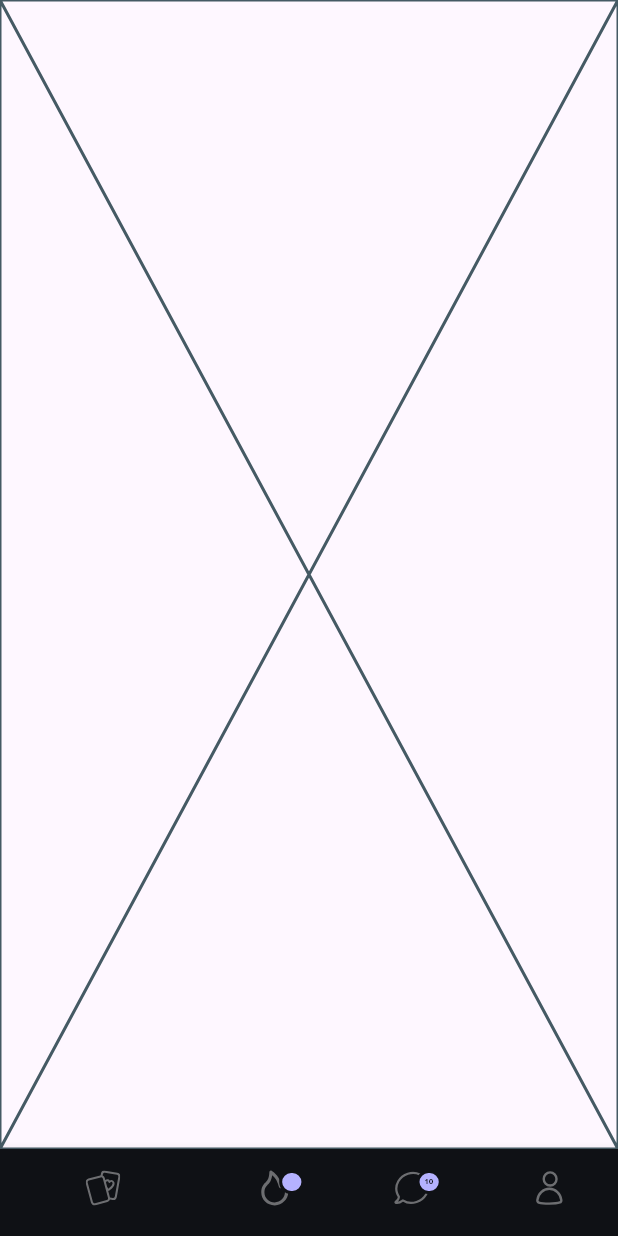
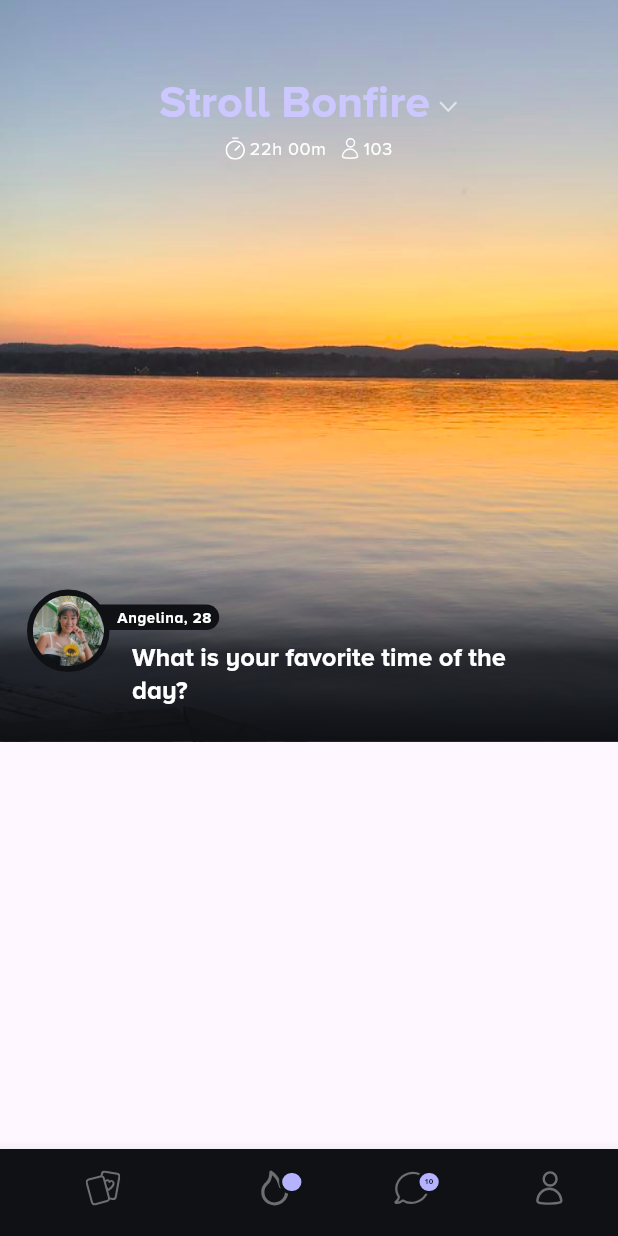
Before and after one commit to Morizuq/stroll, a Flutter app: the screen it shows after launch, on a phone screen of 412 x 824 dp. Run offline on Flutter 3.47's test engine with Material 3 defaults, Android fonts, the phone set to English and light mode, and no system bars; our stand-ins replace flutter_svg.

Commit message:
Implement StrollDetails screen with header and user tile; add pastelPurple color

```diff
--- a/lib/screens/stroll_details.dart
+++ b/lib/screens/stroll_details.dart
@@ -1,10 +1,21 @@
 import 'package:flutter/material.dart';
+import 'package:stroll/screens/widgets/header/header.dart';
 
 class StrollDetails extends StatelessWidget {
   const StrollDetails({super.key});
 
   @override
   Widget build(BuildContext context) {
-    return const Placeholder();
+    return Scaffold(
+      body: SingleChildScrollView(
+          child: Column(
+        children: [
+          // Header
+          DetailsHeader(),
+          // Content
+          Container()
+        ],
+      )),
+    );
   }
 }
--- /dev/null
+++ b/lib/screens/widgets/header/header.dart
@@ -0,0 +1,85 @@
+import 'package:flutter/material.dart';
+import 'package:flutter_svg/svg.dart';
+import 'package:stroll/screens/widgets/header/user_tile.dart';
+import 'package:stroll/theme/app_colors.dart';
+
+class DetailsHeader extends StatelessWidget {
+  const DetailsHeader({super.key});
+
+  @override
+  Widget build(BuildContext context) {
+    final theme = Theme.of(context);
+
+    final screenHeight = MediaQuery.of(context).size.height;
+    return Container(
+      height: screenHeight * 0.6,
+      decoration: BoxDecoration(
+        image: DecorationImage(
+            image: AssetImage('assets/images/img_bg.png'),
+            fit: BoxFit.cover,
+            alignment: Alignment.center),
+      ),
+      child: Column(
+        crossAxisAlignment: CrossAxisAlignment.stretch,
+        mainAxisAlignment: MainAxisAlignment.spaceBetween,
+        children: [
+          // Stroll Header and Subheading
+          Column(
+            children: [
+              SizedBox(height: 50),
+              _strollHeader(theme),
+              SizedBox(height: 3),
+              Row(
+                mainAxisAlignment: MainAxisAlignment.center,
+                children: [
+                  _headerSubHeading('timer', '22h 00m', theme),
+                  SizedBox(width: 10),
+                  _headerSubHeading('person', '103', theme)
+                ],
+              ),
+            ],
+          ),
+          // User Details Tile
+          UserTile(),
+        ],
+      ),
+    );
+  }
+}
+
+Widget _strollHeader(ThemeData theme) {
+  return Row(
+    mainAxisAlignment: MainAxisAlignment.center,
+    crossAxisAlignment: CrossAxisAlignment.center,
+    children: [
+      Text(
+        'Stroll Bonfire',
+        style: theme.textTheme.titleLarge?.copyWith(
+            fontSize: 30,
+            color: AppColors.pastelPurple,
+            fontWeight: FontWeight.bold),
+      ),
+      SizedBox(width: 5),
+      Padding(
+        padding: const EdgeInsets.only(top: 5.0),
+        child: SvgPicture.asset(
+          'assets/icons/ic_arrow_down.svg',
+          colorFilter:
+              ColorFilter.mode(Colors.white.withAlpha(150), BlendMode.srcIn),
+        ),
+      ),
+    ],
+  );
+}
+
+Widget _headerSubHeading(String icon, String label, ThemeData theme) {
+  return Row(
+    children: [
+      SvgPicture.asset('assets/icons/ic_$icon.svg'),
+      SizedBox(width: 3),
+      Text(label,
+          style: theme.textTheme.bodySmall
+              ?.copyWith(color: theme.colorScheme.onPrimary))
+    ],
+  );
+}
--- /dev/null
+++ b/lib/screens/widgets/header/user_tile.dart
@@ -0,0 +1,96 @@
+import 'package:flutter/material.dart';
+import 'package:stroll/theme/app_colors.dart';
+
+class UserTile extends StatelessWidget {
+  const UserTile({super.key});
+
+  @override
+  Widget build(BuildContext context) {
+    final theme = Theme.of(context);
+    final width = MediaQuery.sizeOf(context).width;
+    final height = MediaQuery.sizeOf(context).height;
+    return Container(
+      height: height * 0.14,
+      width: width,
+      padding: const EdgeInsets.fromLTRB(18, 14, 18, 0),
+      decoration: BoxDecoration(
+          gradient: LinearGradient(
+        begin: Alignment.topCenter,
+        end: Alignment.bottomCenter,
+        stops: const [0.0, 0.3, 0.5, 0.7, 1.0],
+        colors: [
+          AppColors.darkerGrey.withAlpha(10),
+          AppColors.darkerGrey.withAlpha(80),
+          AppColors.darkerGrey.withAlpha(190),
+          AppColors.darkerGrey.withAlpha(204),
+          AppColors.darkerGrey,
+        ],
+      )),
+      child: LayoutBuilder(
+        builder: (context, constraints) {
+          return Stack(
+            clipBehavior: Clip.none,
+            children: [
+              _userDetails(theme: theme),
+              Positioned(
+                left: 70,
+                top: 35,
+                child: SizedBox(
+                  width: width - 130,
+                  child: Container(
+                    padding: const EdgeInsets.only(bottom: 20),
+                    child: Text(
+                      "What is your favorite time of the day?",
+                      style: theme.textTheme.titleLarge?.copyWith(
+                          color: theme.colorScheme.onPrimary,
+                          fontSize: 17,
+                          fontWeight: FontWeight.bold),
+                    ),
+                  ),
+                ),
+              ),
+            ],
+          );
+        },
+      ),
+    );
+  }
+}
+
+Widget _userDetails({required ThemeData theme}) {
+  return SizedBox(
+    width: double.infinity,
+    height: 80,
+    child: Stack(
+      clipBehavior: Clip.none,
+      children: [
+        Positioned(
+          left: 30,
+          top: 10,
+          child: Container(
+            padding: const EdgeInsets.fromLTRB(30, 2, 5, 2),
+            decoration: BoxDecoration(
+              color: AppColors.darkerGrey,
+              borderRadius: BorderRadius.circular(50),
+            ),
+            child: Text(
+              "Angelina, 28",
+              style: theme.textTheme.bodySmall?.copyWith(
+                  fontWeight: FontWeight.bold,
+                  fontSize: 10,
+                  color: theme.colorScheme.onPrimary),
+            ),
+          ),
+        ),
+        Container(
+            width: 55,
+            height: 55,
+            decoration: BoxDecoration(
+              shape: BoxShape.circle,
+              border: Border.all(color: AppColors.darkerGrey, width: 4),
+            ),
+            child: Image.asset('assets/images/img_angelina.png')),
+      ],
+    ),
+  );
+}
--- a/lib/theme/app_colors.dart
+++ b/lib/theme/app_colors.dart
@@ -6,4 +6,5 @@ class AppColors {
   static const Color lightPurple = Color(0xFFB5B2FF);
   static const Color lavenderPurple = Color(0xFF8B88EF);
   static const Color purple = Colors.deepPurple;
+  static const Color pastelPurple = Color(0xFFCCC8FF);
 }
```
